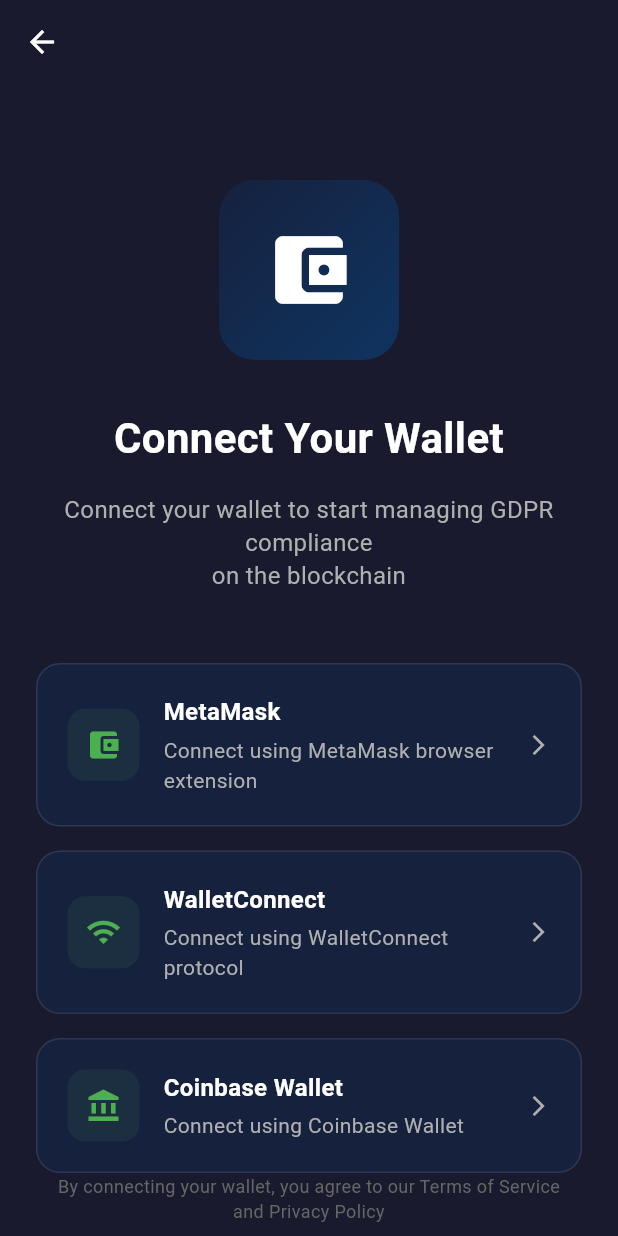
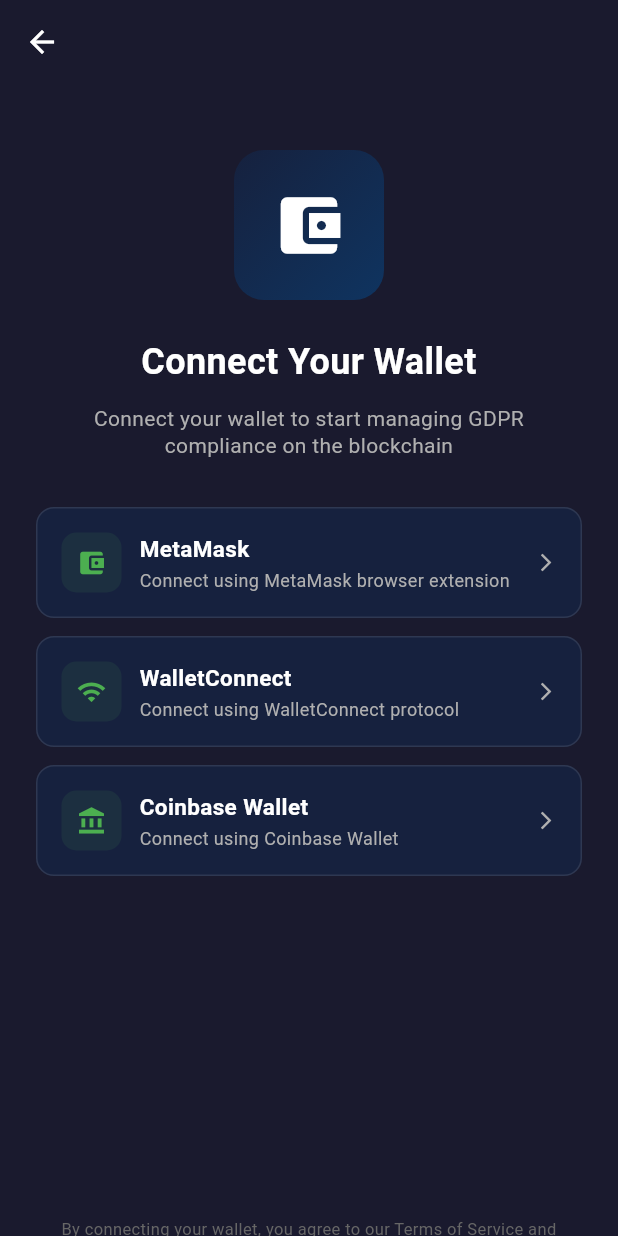
Before and after one commit to smamata/GDPR-Dissertation, a Flutter app: the ConnectWalletScreen screen opened by its route, on a phone screen of 412 x 824 dp. Run offline on Flutter 3.47's test engine with Material 3 defaults, Android fonts, the phone set to English and light mode, and no system bars; our stand-ins replace flutter_dotenv, go_router.

Commit message:
error of wallet connect fixed

```diff
--- a/frontend/lib/screens/connect_wallet_screen.dart
+++ b/frontend/lib/screens/connect_wallet_screen.dart
@@ -3,8 +3,24 @@ import 'package:go_router/go_router.dart';
 import 'package:provider/provider.dart';
 import '../providers/wallet_provider.dart';
 
-class ConnectWalletScreen extends StatelessWidget {
+class ConnectWalletScreen extends StatefulWidget {
   const ConnectWalletScreen({super.key});
+
+  @override
+  State<ConnectWalletScreen> createState() => _ConnectWalletScreenState();
+}
+
+class _ConnectWalletScreenState extends State<ConnectWalletScreen> {
+  @override
+  void initState() {
+    super.initState();
+    // Clear any previous errors when the screen loads
+    WidgetsBinding.instance.addPostFrameCallback((_) {
+      final walletProvider =
+          Provider.of<WalletProvider>(context, listen: false);
+      walletProvider.clearAllWalletErrors();
+    });
+  }
 
   @override
   Widget build(BuildContext context) {
@@ -19,80 +35,116 @@ class ConnectWalletScreen extends StatelessWidget {
               icon: const Icon(Icons.arrow_back, color: Colors.white),
               onPressed: () => context.go('/onboarding'),
             ),
+            actions: [
+              // Clear all errors button for testing
+              if (walletProvider.error != null ||
+                  walletProvider.getWalletError('MetaMask') != null ||
+                  walletProvider.getWalletError('WalletConnect') != null ||
+                  walletProvider.getWalletError('Coinbase') != null)
+                IconButton(
+                  icon: const Icon(Icons.refresh, color: Colors.white),
+                  onPressed: () {
+                    walletProvider.clearAllWalletErrors();
+                    ScaffoldMessenger.of(context).showSnackBar(
+                      const SnackBar(
+                        content: Text('All errors cleared'),
+                        backgroundColor: Color(0xFF4CAF50),
+                        behavior: SnackBarBehavior.floating,
+                        duration: Duration(seconds: 1),
+                      ),
+                    );
+                  },
+                ),
+            ],
           ),
           body: SafeArea(
-            child: Padding(
+            child: SingleChildScrollView(
               padding: const EdgeInsets.all(24.0),
+              child: ConstrainedBox(
+                constraints: BoxConstraints(
+                  minHeight: MediaQuery.of(context).size.height -
+                      MediaQuery.of(context).padding.top -
+                      MediaQuery.of(context).padding.bottom -
+                      48,
+                ),
+                child: IntrinsicHeight(
                   child: Column(
                     children: [
-                  const SizedBox(height: 40),
+                      const SizedBox(height: 20),
 
-                  // Header
+                      // Header - Made more compact
                       Container(
-                    width: 120,
-                    height: 120,
+                        width: 100,
+                        height: 100,
                         decoration: BoxDecoration(
                           gradient: const LinearGradient(
                             begin: Alignment.topLeft,
                             end: Alignment.bottomRight,
                             colors: [Color(0xFF16213E), Color(0xFF0F3460)],
                           ),
-                      borderRadius: BorderRadius.circular(24),
+                          borderRadius: BorderRadius.circular(20),
                         ),
                         child: const Icon(
                           Icons.account_balance_wallet,
-                      size: 60,
+                          size: 50,
                           color: Colors.white,
                         ),
                       ),
-                  const SizedBox(height: 32),
+                      const SizedBox(height: 24),
 
                       const Text(
                         'Connect Your Wallet',
                         style: TextStyle(
                           color: Colors.white,
-                      fontSize: 28,
+                          fontSize: 24,
                           fontWeight: FontWeight.bold,
                         ),
                         textAlign: TextAlign.center,
                       ),
-                  const SizedBox(height: 16),
+                      const SizedBox(height: 12),
 
                       const Text(
-                    'Connect your wallet to start managing GDPR compliance\non the blockchain',
+                        'Connect your wallet to start managing GDPR compliance on the blockchain',
                         style: TextStyle(
                           color: Color(0xFFB0B0B0),
-                      fontSize: 16,
-                      height: 1.4,
+                          fontSize: 14,
+                          height: 1.3,
                         ),
                         textAlign: TextAlign.center,
                       ),
-                  const SizedBox(height: 48),
+                      const SizedBox(height: 32),
 
                       // Global error display
                       if (walletProvider.error != null)
                         Container(
                           width: double.infinity,
-                      padding: const EdgeInsets.all(16),
+                          padding: const EdgeInsets.all(12),
                           margin: const EdgeInsets.only(bottom: 16),
                           decoration: BoxDecoration(
                             color: Colors.red.withOpacity(0.1),
                             borderRadius: BorderRadius.circular(12),
-                        border: Border.all(color: Colors.red.withOpacity(0.3)),
+                            border:
+                                Border.all(color: Colors.red.withOpacity(0.3)),
                           ),
                           child: Row(
                             children: [
-                          const Icon(Icons.error_outline, color: Colors.red),
-                          const SizedBox(width: 12),
+                              const Icon(Icons.error_outline,
+                                  color: Colors.red, size: 20),
+                              const SizedBox(width: 8),
                               Expanded(
                                 child: Text(
                                   walletProvider.error!,
-                              style: const TextStyle(color: Colors.red),
+                                  style: const TextStyle(
+                                      color: Colors.red, fontSize: 12),
                                 ),
                               ),
                               IconButton(
                                 onPressed: () => walletProvider.clearError(),
-                            icon: const Icon(Icons.close, color: Colors.red),
+                                icon: const Icon(Icons.close,
+                                    color: Colors.red, size: 18),
+                                padding: EdgeInsets.zero,
+                                constraints: const BoxConstraints(
+                                    minWidth: 24, minHeight: 24),
                               ),
                             ],
                           ),
@@ -109,7 +161,7 @@ class ConnectWalletScreen extends StatelessWidget {
                         walletProvider.getWalletError('MetaMask'),
                         () => walletProvider.clearWalletError('MetaMask'),
                       ),
-                  const SizedBox(height: 16),
+                      const SizedBox(height: 12),
 
                       _buildWalletOption(
                         context,
@@ -121,7 +173,7 @@ class ConnectWalletScreen extends StatelessWidget {
                         walletProvider.getWalletError('WalletConnect'),
                         () => walletProvider.clearWalletError('WalletConnect'),
                       ),
-                  const SizedBox(height: 16),
+                      const SizedBox(height: 12),
 
                       _buildWalletOption(
                         context,
@@ -137,16 +189,21 @@ class ConnectWalletScreen extends StatelessWidget {
                       const Spacer(),
 
                       // Terms and privacy
-                  const Text(
-                    'By connecting your wallet, you agree to our Terms of Service\nand Privacy Policy',
+                      const Padding(
+                        padding: EdgeInsets.only(top: 24, bottom: 16),
+                        child: Text(
+                          'By connecting your wallet, you agree to our Terms of Service and Privacy Policy',
                           style: TextStyle(
                             color: Color(0xFF666666),
-                      fontSize: 12,
-                      height: 1.4,
+                            fontSize: 11,
+                            height: 1.3,
                           ),
                           textAlign: TextAlign.center,
                         ),
+                      ),
                     ],
+                  ),
+                ),
               ),
             ),
           ),
@@ -168,10 +225,10 @@ class ConnectWalletScreen extends StatelessWidget {
       children: [
         Container(
           width: double.infinity,
-          padding: const EdgeInsets.all(20),
+          padding: const EdgeInsets.all(16),
           decoration: BoxDecoration(
             color: const Color(0xFF16213E),
-            borderRadius: BorderRadius.circular(16),
+            borderRadius: BorderRadius.circular(12),
             border: Border.all(
               color: error != null
                   ? Colors.red.withOpacity(0.3)
@@ -181,23 +238,23 @@ class ConnectWalletScreen extends StatelessWidget {
           ),
           child: InkWell(
             onTap: isConnecting ? null : onTap,
-            borderRadius: BorderRadius.circular(16),
+            borderRadius: BorderRadius.circular(12),
             child: Row(
               children: [
                 Container(
-                  padding: const EdgeInsets.all(12),
+                  padding: const EdgeInsets.all(10),
                   decoration: BoxDecoration(
                     color: error != null
                         ? Colors.red.withOpacity(0.1)
                         : const Color(0xFF4CAF50).withOpacity(0.1),
-                    borderRadius: BorderRadius.circular(12),
+                    borderRadius: BorderRadius.circular(10),
                   ),
                   child: Icon(icon,
                       color:
                           error != null ? Colors.red : const Color(0xFF4CAF50),
-                      size: 24),
+                      size: 20),
                 ),
-                const SizedBox(width: 16),
+                const SizedBox(width: 12),
                 Expanded(
                   child: Column(
                     crossAxisAlignment: CrossAxisAlignment.start,
@@ -206,25 +263,27 @@ class ConnectWalletScreen extends StatelessWidget {
                         title,
                         style: TextStyle(
                           color: error != null ? Colors.red : Colors.white,
-                          fontSize: 16,
+                          fontSize: 15,
                           fontWeight: FontWeight.w600,
                         ),
                       ),
-                      const SizedBox(height: 4),
+                      const SizedBox(height: 2),
                       Text(
                         subtitle,
                         style: const TextStyle(
                           color: Color(0xFFB0B0B0),
-                          fontSize: 14,
+                          fontSize: 12,
                         ),
+                        maxLines: 2,
+                        overflow: TextOverflow.ellipsis,
                       ),
                     ],
                   ),
                 ),
                 if (isConnecting)
                   const SizedBox(
-                    width: 20,
-                    height: 20,
+                    width: 18,
+                    height: 18,
                     child: CircularProgressIndicator(
                       strokeWidth: 2,
                       valueColor:
@@ -234,24 +293,27 @@ class ConnectWalletScreen extends StatelessWidget {
                 else if (error != null)
                   IconButton(
                     onPressed: onClearError,
-                    icon: const Icon(Icons.close, color: Colors.red, size: 20),
+                    icon: const Icon(Icons.close, color: Colors.red, size: 18),
+                    padding: EdgeInsets.zero,
+                    constraints:
+                        const BoxConstraints(minWidth: 24, minHeight: 24),
                   )
                 else
                   const Icon(
                     Icons.arrow_forward_ios,
                     color: Color(0xFFB0B0B0),
-                    size: 16,
+                    size: 14,
                   ),
               ],
             ),
           ),
         ),
-        // Individual wallet error display
+        // Individual wallet error display - Made more compact
         if (error != null)
           Container(
             width: double.infinity,
-            padding: const EdgeInsets.all(12),
-            margin: const EdgeInsets.only(top: 8),
+            padding: const EdgeInsets.all(10),
+            margin: const EdgeInsets.only(top: 6),
             decoration: BoxDecoration(
               color: Colors.red.withOpacity(0.1),
               borderRadius: BorderRadius.circular(8),
@@ -259,20 +321,22 @@ class ConnectWalletScreen extends StatelessWidget {
             ),
             child: Row(
               children: [
-                const Icon(Icons.error_outline, color: Colors.red, size: 16),
-                const SizedBox(width: 8),
+                const Icon(Icons.error_outline, color: Colors.red, size: 14),
+                const SizedBox(width: 6),
                 Expanded(
                   child: Text(
                     error,
-                    style: const TextStyle(color: Colors.red, fontSize: 12),
+                    style: const TextStyle(color: Colors.red, fontSize: 11),
+                    maxLines: 2,
+                    overflow: TextOverflow.ellipsis,
                   ),
                 ),
                 IconButton(
                   onPressed: onClearError,
-                  icon: const Icon(Icons.close, color: Colors.red, size: 16),
+                  icon: const Icon(Icons.close, color: Colors.red, size: 14),
                   padding: EdgeInsets.zero,
                   constraints:
-                      const BoxConstraints(minWidth: 24, minHeight: 24),
+                      const BoxConstraints(minWidth: 20, minHeight: 20),
                 ),
               ],
             ),
@@ -284,9 +348,33 @@ class ConnectWalletScreen extends StatelessWidget {
   Future<void> _connectWallet(BuildContext context, String walletType) async {
     final walletProvider = Provider.of<WalletProvider>(context, listen: false);
 
+    // Prevent multiple rapid taps on the same wallet
+    if (walletProvider.isWalletConnecting(walletType)) {
+      print('$walletType is already connecting, ignoring tap');
+      return;
+    }
+
+    // Prevent connection if any wallet is already connected
+    if (walletProvider.isConnected) {
+      ScaffoldMessenger.of(context).showSnackBar(
+        SnackBar(
+          content: Text(
+              'Wallet ${walletProvider.connectedWalletType} is already connected'),
+          backgroundColor: Colors.orange,
+          behavior: SnackBarBehavior.floating,
+          shape: RoundedRectangleBorder(
+            borderRadius: BorderRadius.circular(8),
+          ),
+        ),
+      );
+      return;
+    }
+
     try {
+      print('Attempting to connect $walletType');
       await walletProvider.connectWallet(walletType);
 
+      // Check if connection was successful
       if (walletProvider.isConnected &&
           walletProvider.connectedWalletType == walletType) {
         // Show success toast
@@ -298,16 +386,37 @@ class ConnectWalletScreen extends StatelessWidget {
             shape: RoundedRectangleBorder(
               borderRadius: BorderRadius.circular(8),
             ),
+            duration: const Duration(seconds: 2),
           ),
         );
 
+        // Small delay before navigation to show the success message
+        await Future.delayed(const Duration(milliseconds: 500));
+
         // Navigate to home
+        if (context.mounted) {
           context.go('/home');
+        }
       }
     } catch (e) {
       // Error handling is already done in the provider
       // The UI will automatically show the error state
       print('Connection error for $walletType: $e');
+
+      // Show error toast as well
+      if (context.mounted) {
+        ScaffoldMessenger.of(context).showSnackBar(
+          SnackBar(
+            content: Text('Failed to connect $walletType'),
+            backgroundColor: Colors.red,
+            behavior: SnackBarBehavior.floating,
+            shape: RoundedRectangleBorder(
+              borderRadius: BorderRadius.circular(8),
+            ),
+            duration: const Duration(seconds: 3),
+          ),
+        );
       }
     }
   }
+}
```
Also changed, not shown: frontend/lib/providers/wallet_provider.dart (+39 -7 lines), 1 other file. Lines whose indentation alone changed are shown as unchanged.
